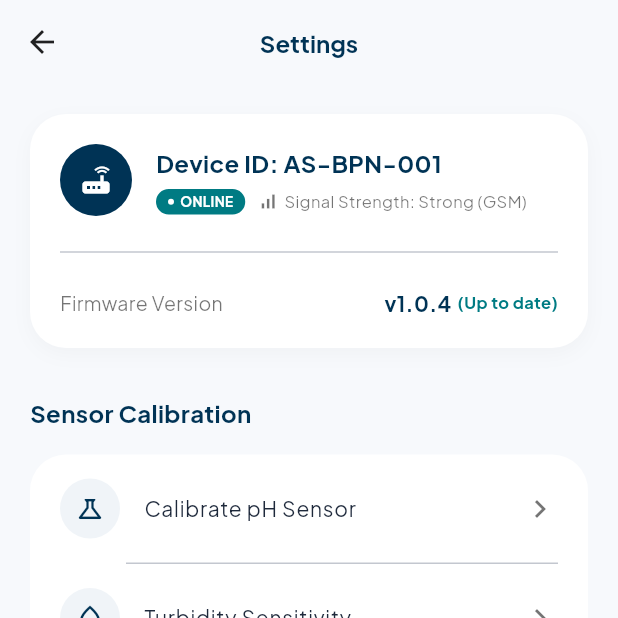
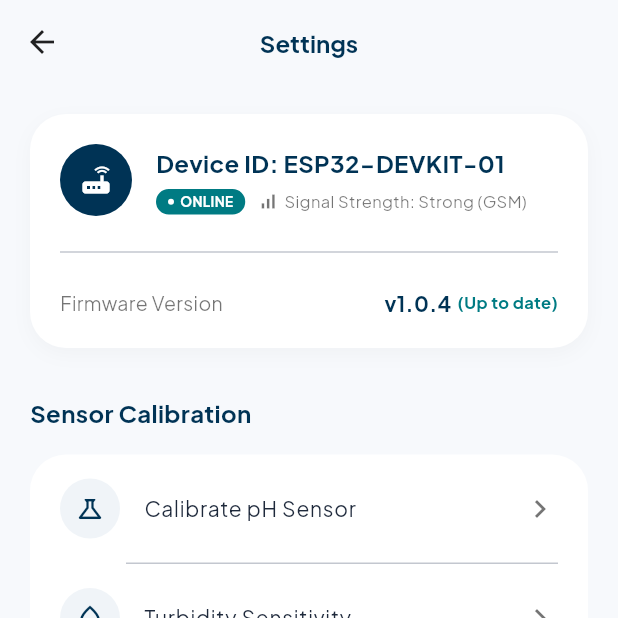
Before and after one commit to nifnip22/AquaSense, a Flutter app: the SettingsScreen screen opened directly, on a phone screen of 412 x 824 dp, the top half of it. Run offline on Flutter 3.47's test engine with Material 3 defaults, Android fonts, the phone set to English and light mode, and no system bars; our stand-ins replace connectivity_plus, fl_chart, flutter_dotenv, flutter_local_notifications, google_fonts, shared_preferences and 1 more; accounts and stored records are empty; network calls fail.

Commit message:
fix: oops, wrong device id

```diff
--- a/aquasense_frontend/lib/features/history/providers/history_provider.dart
+++ b/aquasense_frontend/lib/features/history/providers/history_provider.dart
@@ -78,7 +78,7 @@ class HistoryProvider extends ChangeNotifier {
   }
 
   Future<bool> activateHardwareAction(String sensorType) async {
-    final String deviceId = 'AS-BPN-001';
+    final String deviceId = 'ESP32-DEVKIT-01';
     try {
       await _supabase.from('mixer_status').upsert({
         'id': 1,
--- a/aquasense_frontend/lib/features/monitoring/providers/sensor_provider.dart
+++ b/aquasense_frontend/lib/features/monitoring/providers/sensor_provider.dart
@@ -171,7 +171,7 @@ class SensorProvider extends ChangeNotifier {
     _isDispensing = true;
     notifyListeners();
 
-    final String deviceId = 'AS-BPN-001';
+    final String deviceId = 'ESP32-DEVKIT-01';
 
     try {
       await _supabase.from('feeder_status').upsert({
--- a/aquasense_frontend/lib/features/settings/providers/settings_provider.dart
+++ b/aquasense_frontend/lib/features/settings/providers/settings_provider.dart
@@ -4,7 +4,7 @@ import 'package:supabase_flutter/supabase_flutter.dart';
 
 class SettingsProvider extends ChangeNotifier {
   final _supabase = Supabase.instance.client;
-  final String _deviceId = 'AS-BPN-001';
+  final String _deviceId = 'ESP32-DEVKIT-01';
 
   // Default values
   bool _isEcoModeActive = false;
--- a/aquasense_frontend/lib/features/settings/widgets/device_info_card.dart
+++ b/aquasense_frontend/lib/features/settings/widgets/device_info_card.dart
@@ -27,7 +27,7 @@ class DeviceInfoCard extends StatelessWidget {
                 child: Column(
                   crossAxisAlignment: CrossAxisAlignment.start,
                   children: [
-                    Text('Device ID: AS-BPN-001', style: GoogleFonts.plusJakartaSans(fontSize: 16, fontWeight: FontWeight.bold, color: const Color(0xFF003355))),
+                    Text('Device ID: ESP32-DEVKIT-01', style: GoogleFonts.plusJakartaSans(fontSize: 16, fontWeight: FontWeight.bold, color: const Color(0xFF003355))),
                     const SizedBox(height: 6),
                     Row(
                       children: [
```
